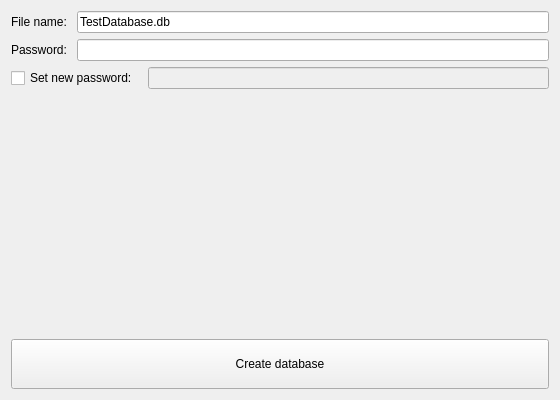
FalsinSoft/QSQLite3MultipleCiphers, file Demo/QSQLite3MultipleCiphersDemo.ui: the form before one commit.
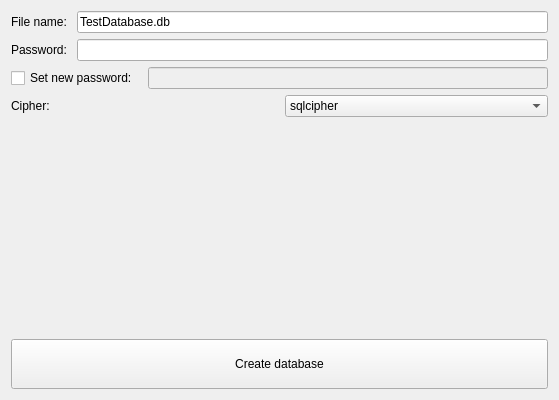
The form after the commit.

Commit message: Added cipher config options

```diff
--- a/Demo/QSQLite3MultipleCiphersDemo.ui
+++ b/Demo/QSQLite3MultipleCiphersDemo.ui
@@ -6,7 +6,7 @@
    <rect>
     <x>0</x>
     <y>0</y>
-    <width>560</width>
+    <width>559</width>
     <height>400</height>
    </rect>
   </property>
@@ -77,6 +77,57 @@
       </item>
      </layout>
     </item>
+    <item>
+     <layout class="QHBoxLayout" name="horizontalLayout_4">
+      <property name="spacing">
+       <number>10</number>
+      </property>
+      <item>
+       <widget class="QLabel" name="label_3">
+        <property name="text">
+         <string>Cipher:</string>
+        </property>
+       </widget>
+      </item>
+      <item>
+       <widget class="QComboBox" name="cipher">
+        <property name="currentIndex">
+         <number>3</number>
+        </property>
+        <item>
+         <property name="text">
+          <string>aes128cbc</string>
+         </property>
+        </item>
+        <item>
+         <property name="text">
+          <string>aes256cbc</string>
+         </property>
+        </item>
+        <item>
+         <property name="text">
+          <string>chacha20</string>
+         </property>
+        </item>
+        <item>
+         <property name="text">
+          <string>sqlcipher</string>
+         </property>
+        </item>
+        <item>
+         <property name="text">
+          <string>rc4</string>
+         </property>
+        </item>
+        <item>
+         <property name="text">
+          <string>ascon128</string>
+         </property>
+        </item>
+       </widget>
+      </item>
+     </layout>
+    </item>
     <item>
      <spacer name="verticalSpacer">
       <property name="orientation">
```
The commit also changes 2 other files.
